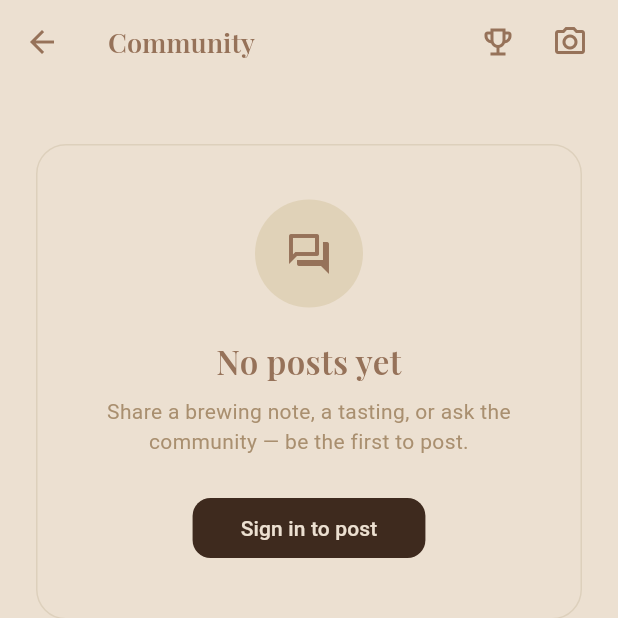
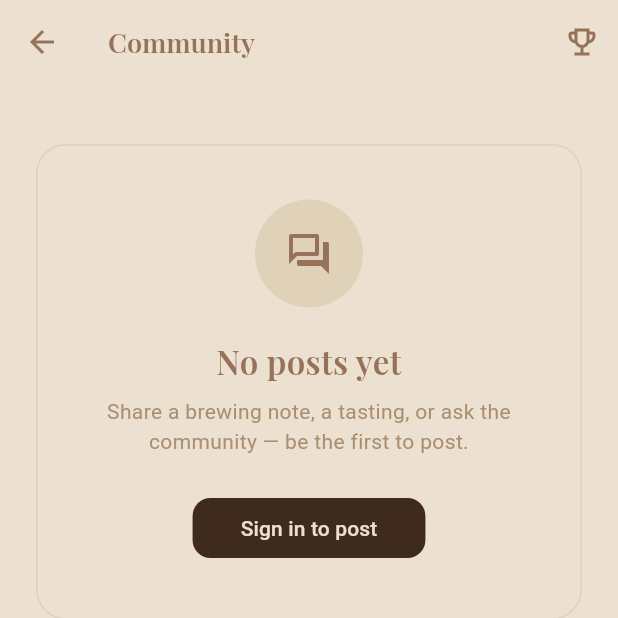
Before and after one commit to Chicobeans0918/Roasted-good, a Flutter app: the AppShell screen opened by its route, item 4 of the bottom bar chosen, on a phone screen of 412 x 824 dp, the top half of it. Run offline on Flutter 3.47's test engine with Material 3 defaults, Android fonts, the phone set to English and light mode, and no system bars; our stand-ins replace cloud_firestore, firebase_auth, firebase_core, firebase_storage, flutter_map, flutter_secure_storage and 6 more; missing offline and left inert: mobile_scanner; accounts and stored records are empty; network calls fail.

Commit message:
Roasted 1.0.0+9 — push direct depuis Muse

```diff
--- a/lib/navigation/app_shell.dart
+++ b/lib/navigation/app_shell.dart
@@ -72,7 +72,8 @@ class _AppShellState extends State<AppShell> {
             index: state.tabIndex,
             children: [for (final tab in _tabs) tab.screen],
           ),
-          // Scan-a-bag shortcut, top right of every main screen.
+          // Scan-a-bag shortcut, top right of the Catalogue screen only.
+          if (state.tabIndex == 1)
             Positioned(
               top: 4,
               right: 8,
--- a/lib/screens/community_screen.dart
+++ b/lib/screens/community_screen.dart
@@ -46,10 +46,6 @@ class CommunityScreen extends StatelessWidget {
                 ),
               ),
             ),
-          // The app shell overlays the "Scan a bag" camera shortcut at the
-          // top-right of every main screen — keep this space clear so the
-          // trophy doesn't sit underneath it.
-          const SizedBox(width: 56),
         ],
       ),
       floatingActionButton: svc == null || state.uid == null
--- a/pubspec.yaml
+++ b/pubspec.yaml
@@ -16,7 +16,7 @@ publish_to: 'none' # Remove this line if you wish to publish to pub.dev
 # https://developer.apple.com/library/archive/documentation/General/Reference/InfoPlistKeyReference/Articles/CoreFoundationKeys.html
 # In Windows, build-name is used as the major, minor, and patch parts
 # of the product and file versions while build-number is used as the build suffix.
-version: 1.0.0+11
+version: 1.0.0+12
 
 environment:
   sdk: ^3.13.5
```
Lines whose indentation alone changed are shown as unchanged.
